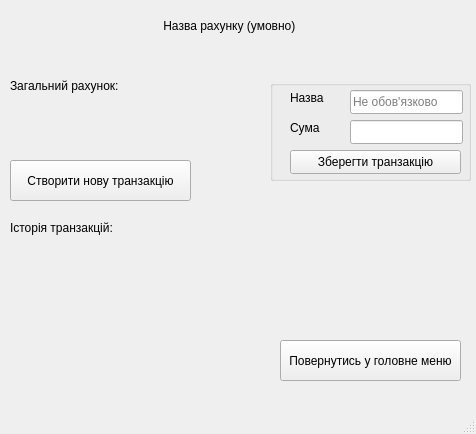
Above: Finance_tracker_project/finaccountwindow.ui from OleksiyKhanov/money_manager_project before the change. Below: the same form after it.
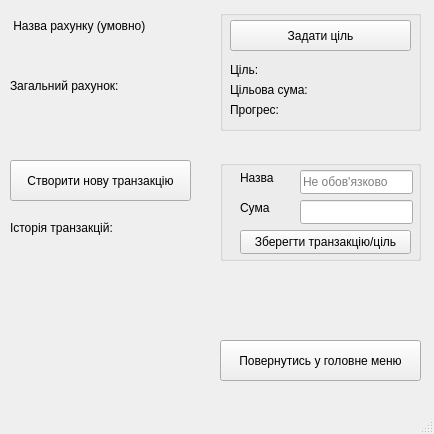
That is the form after the change.

```diff
--- a/Finance_tracker_project/finaccountwindow.ui
+++ b/Finance_tracker_project/finaccountwindow.ui
@@ -6,7 +6,7 @@
    <rect>
     <x>0</x>
     <y>0</y>
-    <width>476</width>
+    <width>434</width>
     <height>434</height>
    </rect>
   </property>
@@ -69,9 +69,9 @@
    <widget class="QPushButton" name="pushButton_back">
     <property name="geometry">
      <rect>
-      <x>280</x>
+      <x>220</x>
       <y>340</y>
-      <width>181</width>
+      <width>201</width>
       <height>41</height>
      </rect>
     </property>
@@ -82,7 +82,7 @@
    <widget class="QLabel" name="label_nameAccount">
     <property name="geometry">
      <rect>
-      <x>160</x>
+      <x>10</x>
       <y>10</y>
       <width>181</width>
       <height>31</height>
@@ -95,8 +95,8 @@
    <widget class="QGroupBox" name="groupBox_newTransaction">
     <property name="geometry">
      <rect>
-      <x>270</x>
-      <y>80</y>
+      <x>220</x>
+      <y>160</y>
       <width>201</width>
       <height>101</height>
      </rect>
@@ -137,7 +137,7 @@
       </rect>
      </property>
      <property name="text">
-      <string>Зберегти транзакцію</string>
+      <string>Зберегти транзакцію/ціль</string>
      </property>
     </widget>
     <widget class="QLabel" name="label_2">
@@ -183,8 +183,8 @@
    <widget class="QLabel" name="label_statusTransaction">
     <property name="geometry">
      <rect>
-      <x>270</x>
-      <y>190</y>
+      <x>220</x>
+      <y>270</y>
       <width>201</width>
       <height>20</height>
      </rect>
@@ -193,6 +193,110 @@
      <string/>
     </property>
    </widget>
+   <widget class="QGroupBox" name="groupBox">
+    <property name="geometry">
+     <rect>
+      <x>220</x>
+      <y>10</y>
+      <width>201</width>
+      <height>121</height>
+     </rect>
+    </property>
+    <property name="title">
+     <string/>
+    </property>
+    <widget class="QLabel" name="label_progressGoal">
+     <property name="geometry">
+      <rect>
+       <x>70</x>
+       <y>90</y>
+       <width>121</width>
+       <height>20</height>
+      </rect>
+     </property>
+     <property name="text">
+      <string/>
+     </property>
+    </widget>
+    <widget class="QLabel" name="label_6">
+     <property name="geometry">
+      <rect>
+       <x>10</x>
+       <y>70</y>
+       <width>81</width>
+       <height>20</height>
+      </rect>
+     </property>
+     <property name="text">
+      <string>Цільова сума: </string>
+     </property>
+    </widget>
+    <widget class="QLabel" name="label_7">
+     <property name="geometry">
+      <rect>
+       <x>10</x>
+       <y>90</y>
+       <width>61</width>
+       <height>20</height>
+      </rect>
+     </property>
+     <property name="text">
+      <string>Прогрес:</string>
+     </property>
+    </widget>
+    <widget class="QLabel" name="label_sumGoal">
+     <property name="geometry">
+      <rect>
+       <x>100</x>
+       <y>70</y>
+       <width>91</width>
+       <height>20</height>
+      </rect>
+     </property>
+     <property name="text">
+      <string/>
+     </property>
+    </widget>
+    <widget class="QPushButton" name="pushButton_2">
+     <property name="geometry">
+      <rect>
+       <x>10</x>
+       <y>10</y>
+       <width>181</width>
+       <height>31</height>
+      </rect>
+     </property>
+     <property name="text">
+      <string>Задати ціль</string>
+     </property>
+    </widget>
+    <widget class="QLabel" name="label_9">
+     <property name="geometry">
+      <rect>
+       <x>10</x>
+       <y>50</y>
+       <width>41</width>
+       <height>20</height>
+      </rect>
+     </property>
+     <property name="text">
+      <string>Ціль: </string>
+     </property>
+    </widget>
+    <widget class="QLabel" name="label_nameGoal">
+     <property name="geometry">
+      <rect>
+       <x>50</x>
+       <y>50</y>
+       <width>131</width>
+       <height>20</height>
+      </rect>
+     </property>
+     <property name="text">
+      <string/>
+     </property>
+    </widget>
+   </widget>
   </widget>
   <widget class="QMenuBar" name="menubar">
    <property name="geometry">
```
Left out of the diff: 2 changed lines with no effect on the pictures.
